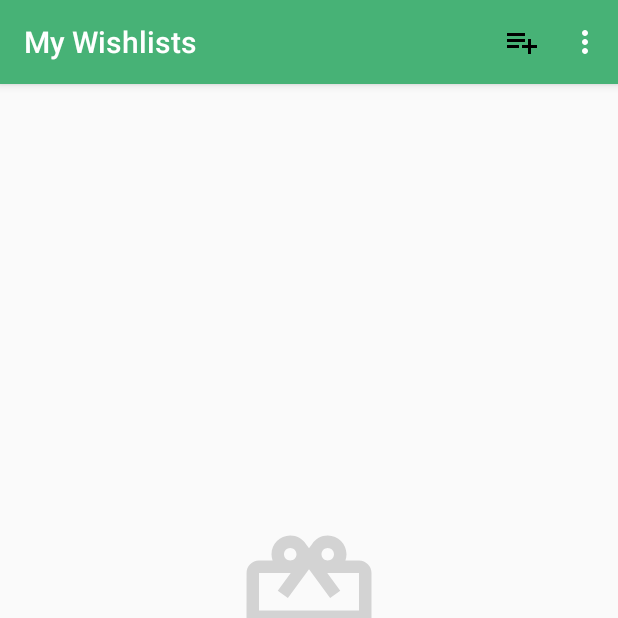
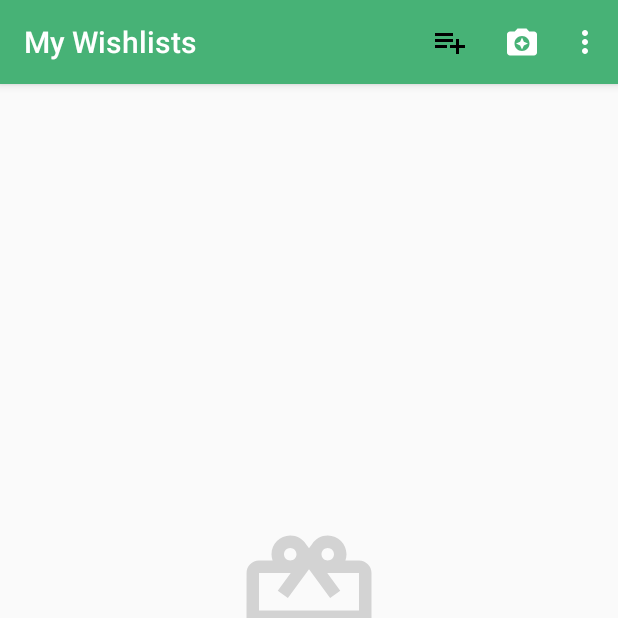
Before and after one commit to omar745/Get-Me, an Android app: the screen it shows after launch once a user with an empty profile is signed in (MainActivity), item 2 of the bottom bar chosen, on a phone screen of 412 x 824 dp, the top half of it. Run offline under Robolectric (Android 15) with nearby library versions, the phone set to English and light mode, and no system bars; our stand-ins replace ButterKnife, Firebase (no records; nobody signed in at launch, a user with empty details on screens opened directly), Picasso; libraries missing offline, so code that uses them is left out: com.facebook, com.facebook.login, com.mikhaellopez.circularimageview; 7 statements that could not run were skipped.

Commit message:
Add camera button to main_menu

```diff
--- a/app/src/main/java/com/mouris/mario/getme/ui/MainActivity.java
+++ b/app/src/main/java/com/mouris/mario/getme/ui/MainActivity.java
@@ -123,7 +123,10 @@ public class MainActivity extends AppCompatActivity {
         } else if (item.getItemId() == R.id.action_add_wishlist) {
             Intent addWishListIntent = new Intent(this, WishListEditorActivity.class);
             startActivity(addWishListIntent);
+        } else if (item.getItemId() == R.id.action_upload_image) {
+
         }
+
         return super.onOptionsItemSelected(item);
     }
 }
--- /dev/null
+++ b/app/src/main/res/drawable/ic_camera.xml
@@ -0,0 +1,5 @@
+<vector android:height="24dp" android:tint="#FFFFFF"
+    android:viewportHeight="24.0" android:viewportWidth="24.0"
+    android:width="24dp" xmlns:android="http://schemas.android.com/apk/res/android">
+    <path android:fillColor="#FF000000" android:pathData="M9,3L7.17,5L4,5c-1.1,0 -2,0.9 -2,2v12c0,1.1 0.9,2 2,2h16c1.1,0 2,-0.9 2,-2L22,7c0,-1.1 -0.9,-2 -2,-2h-3.17L15,3L9,3zM12,18c-2.76,0 -5,-2.24 -5,-5s2.24,-5 5,-5 5,2.24 5,5 -2.24,5 -5,5zM12,17l1.25,-2.75L16,13l-2.75,-1.25L12,9l-1.25,2.75L8,13l2.75,1.25z"/>
+</vector>
--- a/app/src/main/res/menu/menu_main.xml
+++ b/app/src/main/res/menu/menu_main.xml
@@ -9,6 +9,12 @@
         app:showAsAction="ifRoom" />
 
     <item
+        android:id="@+id/action_upload_image"
+        android:title="@string/upload_image"
+        android:icon="@drawable/ic_camera"
+        app:showAsAction="ifRoom" />
+
+    <item
         android:id="@+id/action_logout"
         android:title="@string/logout"
         android:icon="@drawable/ic_logout"
--- a/app/src/main/res/values/strings.xml
+++ b/app/src/main/res/values/strings.xml
@@ -18,6 +18,7 @@
     <string name="friends_title">Friends</string>
     <string name="logout">Logout</string>
     <string name="add_wishlist">Add Wishlist</string>
+    <string name="upload_image">Upload Image</string>
 
 
     <!--User item's strings-->
```
